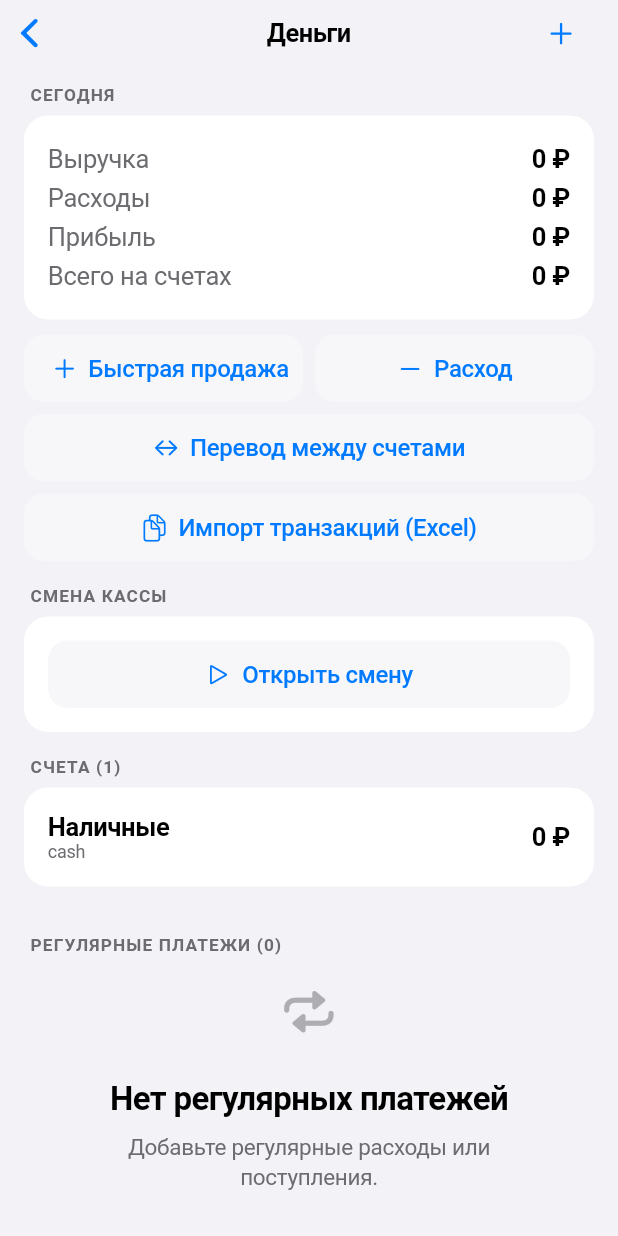
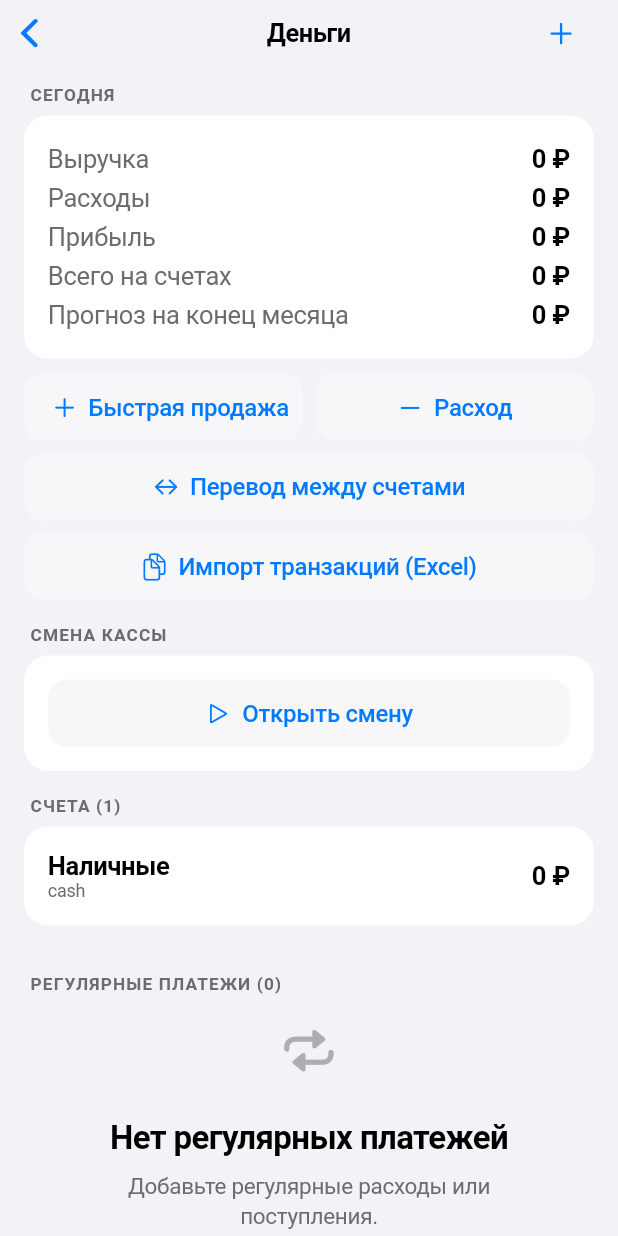
Before and after one commit to 523uran523/Masters, a Flutter app: the MoneyScreen screen opened directly, on a phone screen of 412 x 824 dp. Run offline on Flutter 3.47's test engine with Material 3 defaults, Android fonts, the phone set to English and light mode, and no system bars; our stand-ins replace csv, file_picker, flutter_local_notifications, local_auth, pdf, shared_preferences and 5 more; missing offline and left inert: dart:js_interop, excel; accounts and stored records are empty.

Commit message:
Add cash forecast to Money screen
Store now estimates end-of-month cash from recent 30-day net flow plus active recurring payments. Money screen shows the forecast after total balance.

```diff
--- a/lib/features/money/money_screen.dart
+++ b/lib/features/money/money_screen.dart
@@ -455,6 +455,7 @@ class _MoneyScreenState extends State<MoneyScreen> {
                         _KV('Расходы', _money(todayExpense)),
                         _KV('Прибыль', _money(todayIncome - todayExpense)),
                         _KV('Всего на счетах', _money(store.totalBalanceCents())),
+                        _KV('Прогноз на конец месяца', _money(store.forecastCashToEndOfMonth())),
                       ],
                     ),
                   ),
--- a/lib/state/masters_store.dart
+++ b/lib/state/masters_store.dart
@@ -164,6 +164,39 @@ class MastersStore extends ChangeNotifier {
   List<ClosedPeriod> _closedPeriods = [];
   List<RecurringPayment> _recurringPayments = [];
   List<PayrollPeriod> _payrollPeriods = [];
+
+  int forecastCashToEndOfMonth() {
+    final now = DateTime.now();
+    final end = DateTime(now.year, now.month + 1, 0, 23, 59, 59, 999);
+    final recentStart = now.subtract(const Duration(days: 30));
+    int income = 0;
+    int expense = 0;
+    for (final transaction in _moneyTransactions) {
+      if (transaction.voided || transaction.createdAt.isBefore(recentStart) || transaction.createdAt.isAfter(now)) continue;
+      if (transaction.direction == 'in') income += transaction.amountCents;
+      if (transaction.direction == 'out') expense += transaction.amountCents;
+    }
+    final daysSeen = now.difference(recentStart).inDays < 1 ? 1 : now.difference(recentStart).inDays;
+    final dailyNet = ((income - expense) / daysSeen).round();
+
+    int scheduledNet = 0;
+    for (final payment in _recurringPayments.where((p) => p.active)) {
+      final step = payment.intervalDays < 1 ? 1 : payment.intervalDays;
+      DateTime cursor = payment.nextDueAt;
+      while (!cursor.isAfter(end)) {
+        if (!cursor.isBefore(now)) {
+          if (payment.direction == 'in') scheduledNet += payment.amountCents;
+          else scheduledNet -= payment.amountCents;
+        }
+        cursor = cursor.add(Duration(days: step));
+        if (cursor.isAtSameMomentAs(payment.nextDueAt)) break;
+      }
+    }
+
+    final daysToGo = end.difference(now).inDays < 1 ? 0 : end.difference(now).inDays;
+    return totalBalanceCents() + dailyNet * daysToGo + scheduledNet;
+  }
+
 
   @override
   void notifyListeners() {
```
